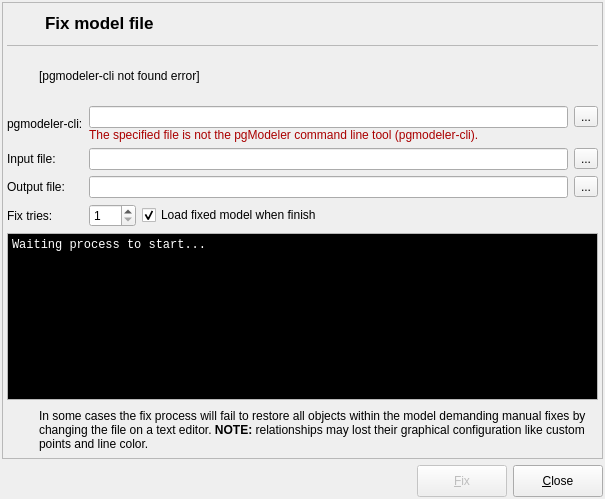
This is libpgmodeler_ui/ui/modelfixform.ui in pgmodeler/pgmodeler as Qt 5 draws it before an edit. The edited form follows.
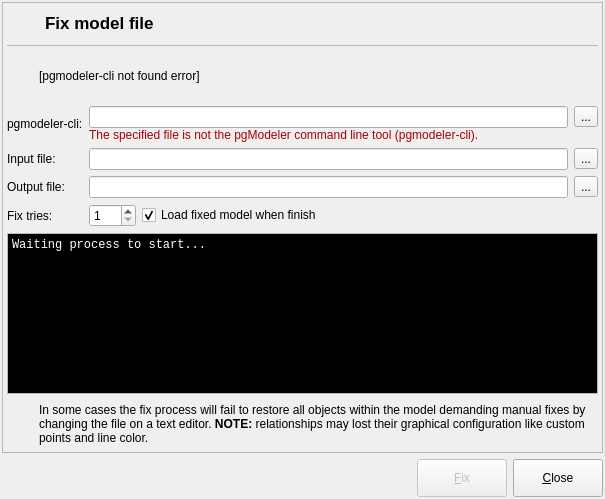
This is the edited form. Icons and pictures are not drawn.

```diff
--- a/libpgmodeler_ui/ui/modelfixform.ui
+++ b/libpgmodeler_ui/ui/modelfixform.ui
@@ -90,7 +90,7 @@
        <property name="minimumSize">
         <size>
          <width>90</width>
-         <height>32</height>
+         <height>38</height>
         </size>
        </property>
        <property name="maximumSize">
@@ -128,7 +128,7 @@
        <property name="minimumSize">
         <size>
          <width>90</width>
-         <height>32</height>
+         <height>38</height>
         </size>
        </property>
        <property name="maximumSize">
```
